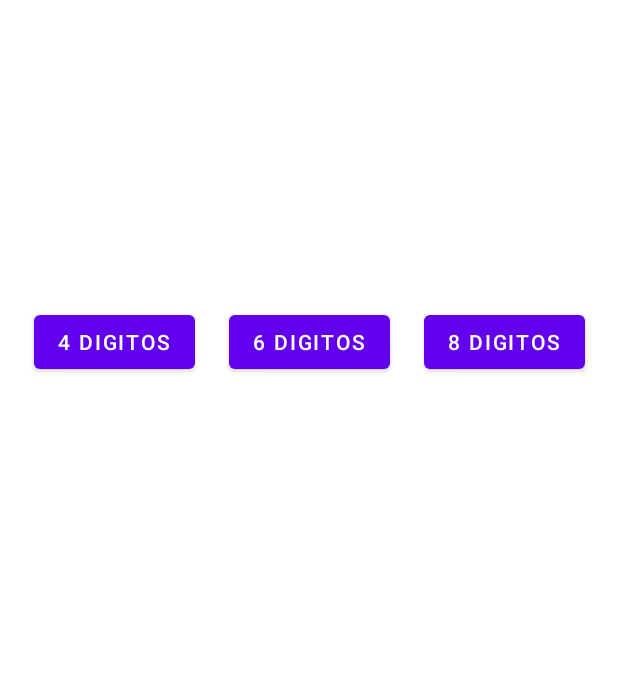
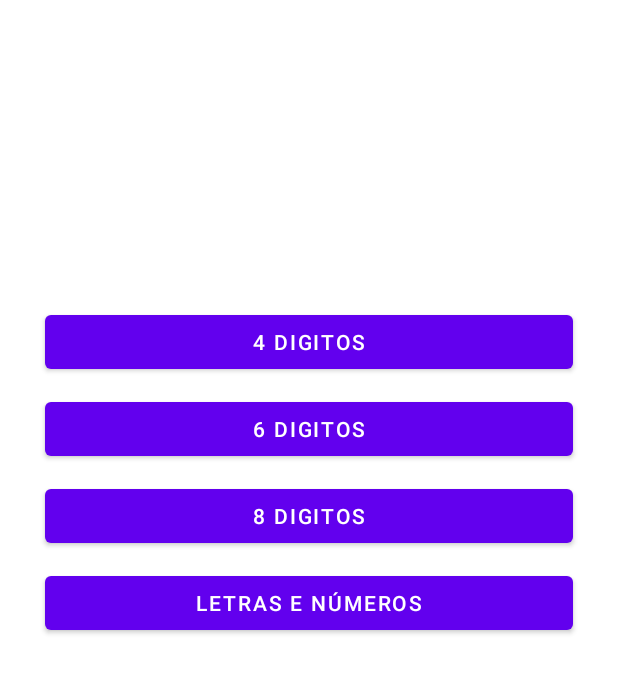
Before and after one commit to kimMichel/gereiSenha.app, an Android app: the screen it shows after launch (MainActivity), on a phone screen of 412 x 824 dp, the part 233-927 px from its top. Run offline under Robolectric (Android 15) with nearby library versions, the phone set to English and light mode, and no system bars.

Commit message:
Add new button

```diff
--- a/app/src/main/res/layout/activity_main.xml
+++ b/app/src/main/res/layout/activity_main.xml
@@ -24,8 +24,8 @@
         android:layout_width="wrap_content"
         android:layout_height="wrap_content"
         android:layout_marginTop="90dp"
+        android:textAlignment="center"
         android:textSize="40sp"
-        android:textAlignment="center"
         app:layout_constraintEnd_toEndOf="parent"
         app:layout_constraintStart_toStartOf="parent"
         app:layout_constraintTop_toBottomOf="@+id/txt_title"
@@ -33,32 +33,50 @@
 
     <Button
         android:id="@+id/btn4digit"
-        android:layout_width="wrap_content"
+        android:layout_width="match_parent"
         android:layout_height="wrap_content"
         android:layout_marginTop="60dp"
+        android:layout_marginStart="30dp"
+        android:layout_marginEnd="30dp"
         android:text="@string/button4digit"
-        app:layout_constraintEnd_toStartOf="@+id/btn6digit"
+        app:layout_constraintEnd_toEndOf="parent"
         app:layout_constraintStart_toStartOf="parent"
         app:layout_constraintTop_toBottomOf="@+id/txt_result" />
 
     <Button
         android:id="@+id/btn6digit"
-        android:layout_width="wrap_content"
+        android:layout_width="match_parent"
         android:layout_height="wrap_content"
-        android:layout_marginTop="60dp"
+        android:layout_marginStart="30dp"
+        android:layout_marginEnd="30dp"
+        android:layout_marginTop="10dp"
         android:text="@string/button6digit"
-        app:layout_constraintEnd_toEndOf="parent"
-        app:layout_constraintStart_toStartOf="parent"
-        app:layout_constraintTop_toBottomOf="@+id/txt_result" />
+        app:layout_constraintTop_toBottomOf="@+id/btn4digit"
+        tools:layout_editor_absoluteX="125dp" />
 
     <Button
         android:id="@+id/btn8digit"
-        android:layout_width="wrap_content"
+        android:layout_width="match_parent"
         android:layout_height="wrap_content"
-        android:layout_marginTop="60dp"
+        android:layout_marginStart="30dp"
+        android:layout_marginEnd="30dp"
+        android:layout_marginTop="10dp"
         android:text="@string/button8digit"
-        app:layout_constraintEnd_toEndOf="parent"
-        app:layout_constraintStart_toEndOf="@+id/btn6digit"
-        app:layout_constraintTop_toBottomOf="@+id/txt_result" />
+        app:layout_constraintTop_toBottomOf="@+id/btn6digit"
+        tools:ignore="MissingConstraints"
+        tools:layout_editor_absoluteX="125dp" />
+
+    <Button
+        android:id="@+id/btnAlpha"
+        android:layout_width="match_parent"
+        android:layout_height="wrap_content"
+        android:layout_marginStart="30dp"
+        android:layout_marginEnd="30dp"
+        android:layout_marginTop="10dp"
+        android:text="@string/button_alphanumeric"
+        app:layout_constraintTop_toBottomOf="@+id/btn8digit"
+        tools:ignore="MissingConstraints"
+        tools:layout_editor_absoluteX="125dp" />
+
 
 </androidx.constraintlayout.widget.ConstraintLayout>
--- a/app/src/main/res/values/strings.xml
+++ b/app/src/main/res/values/strings.xml
@@ -4,4 +4,5 @@
     <string name="button4digit">4 digitos</string>
     <string name="button6digit">6 digitos</string>
     <string name="button8digit">8 digitos</string>
+    <string name="button_alphanumeric">Letras e Números</string>
 </resources>
```
